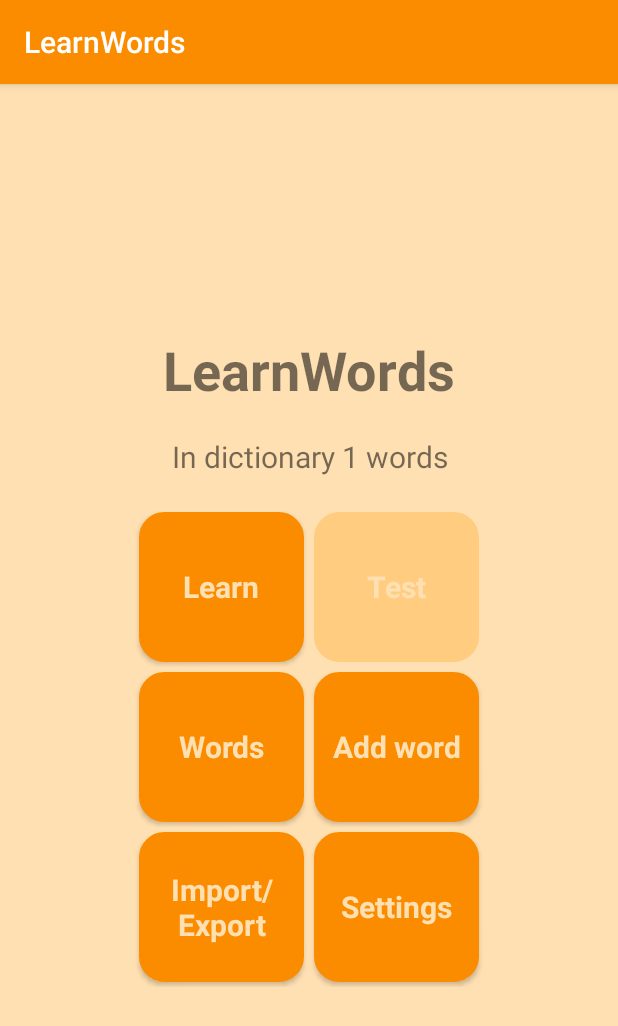
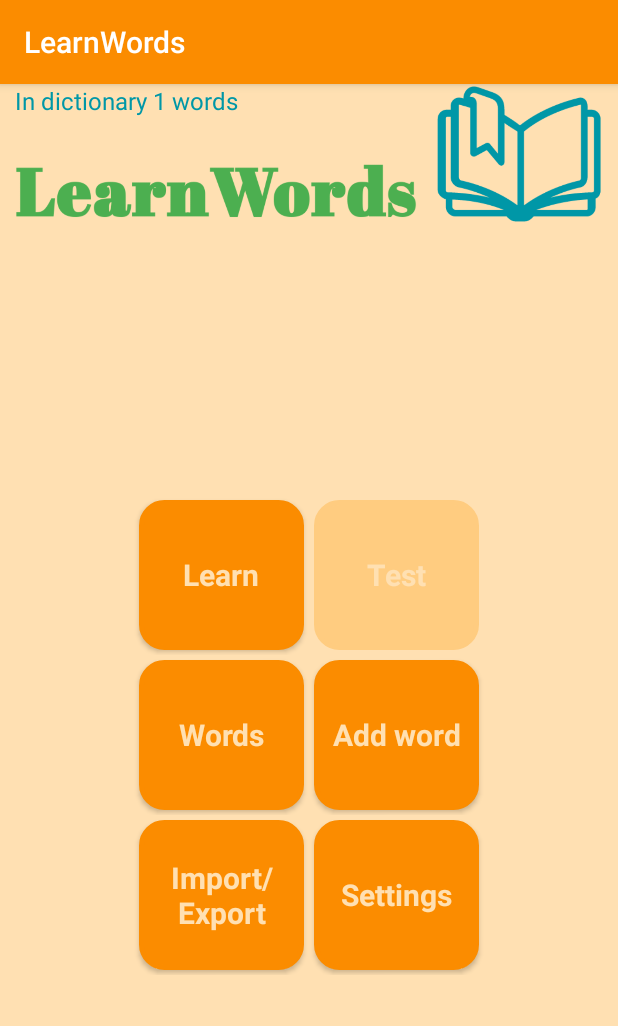
Before and after one commit to zhdanov-ek/LearnWords, an Android app: the screen it shows after launch (MainActivity), on a phone screen of 412 x 824 dp. Shown: the top 1026 px of the screen. Run offline under Robolectric (Android 15) with nearby library versions, the phone set to English and light mode, and no system bars.

Commit message:
Add logo

```diff
--- a/app/build.gradle
+++ b/app/build.gradle
@@ -6,7 +6,7 @@ android {
     defaultConfig {
         applicationId "com.example.gek.learnwords"
         minSdkVersion 15
-        targetSdkVersion 25
+        targetSdkVersion 22
         versionCode 1
         versionName "1.0"
         testInstrumentationRunner "android.support.test.runner.AndroidJUnitRunner"
--- a/app/src/main/res/layout/activity_main.xml
+++ b/app/src/main/res/layout/activity_main.xml
@@ -5,29 +5,33 @@
     android:layout_width="match_parent"
     android:layout_height="match_parent"
     android:orientation="vertical"
-    android:paddingBottom="@dimen/activity_vertical_margin"
     android:paddingLeft="@dimen/activity_horizontal_margin"
     android:paddingRight="@dimen/activity_horizontal_margin"
-    android:paddingTop="@dimen/activity_vertical_margin"
-    android:gravity="center_horizontal|center_vertical"
     tools:context="com.example.gek.learnwords.activity.MainActivity">
 
-    <TextView
-        style="@style/TextCaption"
-        android:layout_width="wrap_content"
-        android:layout_height="wrap_content"
-        android:text="@string/app_name"
-        />
+    <RelativeLayout
+        android:layout_width="match_parent"
+        android:layout_height="wrap_content">
+        <ImageView
+            android:layout_width="match_parent"
+            android:layout_height="100dp"
+            android:src="@drawable/logo"/>
 
         <TextView
             android:id="@+id/tv_number_words"
             android:layout_width="match_parent"
             android:layout_height="wrap_content"
-        android:layout_margin="20dp"
-        android:gravity="center_horizontal"
-        android:textSize="@dimen/font_size_middle"
+            android:gravity="left"
+            android:textSize="@dimen/font_size_small"
+            android:textColor="@color/colorLogoBook"
             tools:text="In dictionary 20 words" />
+    </RelativeLayout>
 
+    <LinearLayout
+        android:layout_width="match_parent"
+        android:layout_height="match_parent"
+        android:orientation="vertical"
+        android:gravity="center_horizontal|center_vertical">
         <LinearLayout
             android:layout_width="match_parent"
             android:layout_height="wrap_content"
@@ -96,5 +100,7 @@
                 android:text="Settings"/>
         </LinearLayout>
 
+    </LinearLayout>
+
 
 </LinearLayout>
--- a/app/src/main/res/values/colors.xml
+++ b/app/src/main/res/values/colors.xml
@@ -3,6 +3,8 @@
     <color name="colorPrimary">#fb8c00</color>
     <color name="colorPrimaryDark">#ef6c00</color>
     <color name="colorAccent">#ff4081</color>
+
+    <color name="colorLogoBook">#0097a7</color>
 
     <color name="colorBack">#ffe0b2</color>
     <color name="colorTextDark">#4e4d4d</color>
```
Also changed, not shown: app/src/main/res/drawable/logo.png (added). Lines whose indentation alone changed are shown as unchanged.
